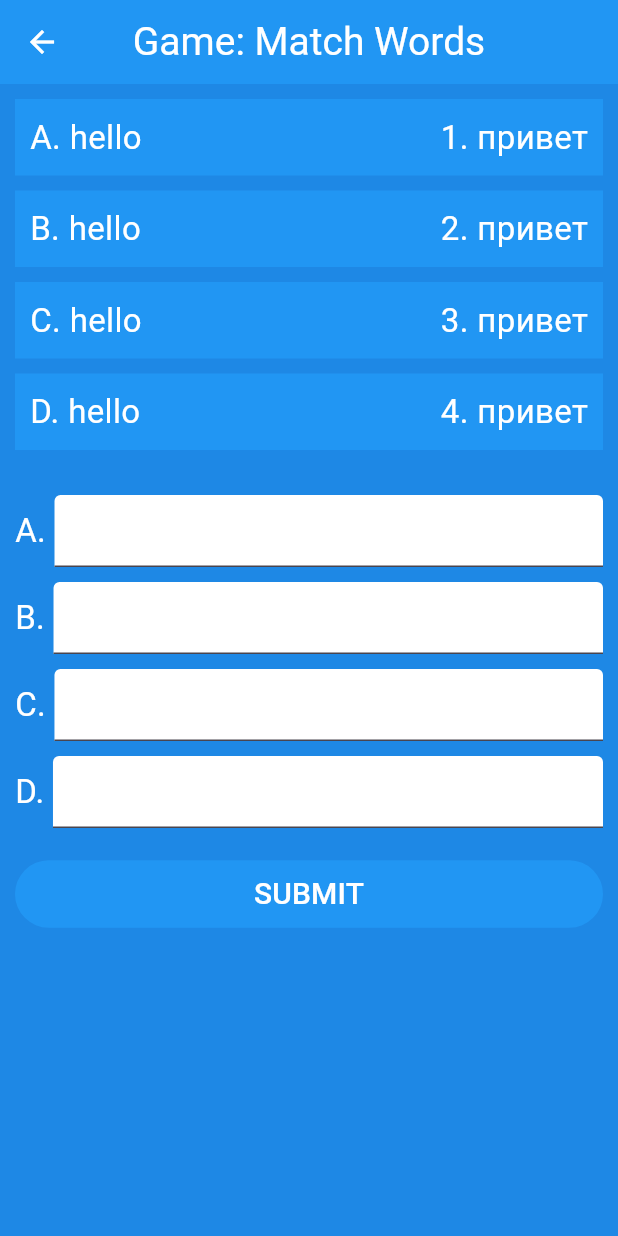
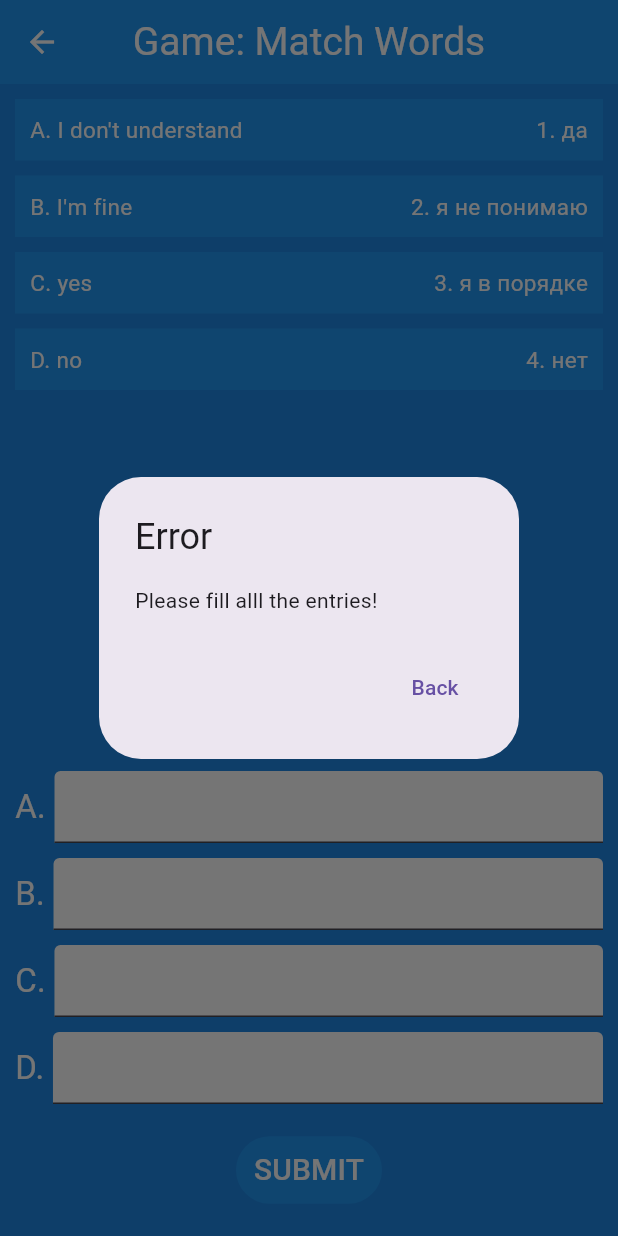
Before and after one commit to faridun-dev/guess_word_app, a Flutter app: the MatchGame screen opened directly, after a tap on "SUBMIT", on a phone screen of 412 x 824 dp. Run offline on Flutter 3.47's test engine with Material 3 defaults, Android fonts, the light colour scheme and no system bars; our stand-ins replace hive_flutter; accounts and stored records are empty.

Commit message:
Implement Game - 'Match Words'

```diff
--- /dev/null
+++ b/lib/components/match_card.dart
@@ -0,0 +1,54 @@
+import 'package:flutter/material.dart';
+
+// ignore: must_be_immutable
+class MatchCard extends StatelessWidget {
+  String word;
+  String translation;
+  int index;
+  String letter;
+  MatchCard({
+    super.key,
+    required this.word,
+    required this.translation,
+    required this.index,
+    required this.letter,
+  });
+
+  @override
+  Widget build(BuildContext context) {
+    return Padding(
+      padding: const EdgeInsets.only(
+        top: 10,
+        left: 10,
+        right: 10,
+      ),
+      child: Container(
+        padding: const EdgeInsets.all(
+          10,
+        ),
+        decoration: const BoxDecoration(
+          color: Colors.blue,
+        ),
+        child: Row(
+          mainAxisAlignment: MainAxisAlignment.spaceBetween,
+          children: [
+            Text(
+              "$letter. $word",
+              style: const TextStyle(
+                color: Colors.white,
+                fontSize: 15,
+              ),
+            ),
+            Text(
+              "$index. $translation",
+              style: const TextStyle(
+                color: Colors.white,
+                fontSize: 15,
+              ),
+            ),
+          ],
+        ),
+      ),
+    );
+  }
+}
--- a/lib/pages/match_game.dart
+++ b/lib/pages/match_game.dart
@@ -1,4 +1,7 @@
+import 'dart:math';
 import 'package:flutter/material.dart';
+import 'package:guess_word_app/components/match_card.dart';
+import 'package:hive_flutter/hive_flutter.dart';
 
 class MatchGame extends StatefulWidget {
   const MatchGame({super.key});
@@ -8,8 +11,30 @@ class MatchGame extends StatefulWidget {
 }
 
 class _MatchGameState extends State<MatchGame> {
+  final _box = Hive.box("dataBase");
+  List letters = ["A", "B", "C", "D"];
+  TextEditingController aField = TextEditingController();
+  TextEditingController bField = TextEditingController();
+  TextEditingController cField = TextEditingController();
+  TextEditingController dField = TextEditingController();
+
   @override
   Widget build(BuildContext context) {
+    final data = _box.get("lesson_1");
+    List words = data.keys.toList();
+    List translations = [];
+    Random random = Random();
+    List copyList = List.from(words);
+    copyList.shuffle(random);
+
+    List randomList = copyList.take(4).toList();
+    for (var element in randomList) {
+      translations.add(data[element][0]);
+    }
+    List randomTranslations = List.from(translations);
+    randomTranslations.shuffle(random);
+
+
     return Scaffold(
       backgroundColor: Colors.blue[600],
       appBar: AppBar(
@@ -23,146 +48,20 @@ class _MatchGameState extends State<MatchGame> {
         foregroundColor: Colors.white,
         backgroundColor: Colors.blue,
       ),
-      body: ListView(
+      body: Column(
         children: [
-          Padding(
-            padding: const EdgeInsets.only(
-              top: 10,
-              left: 10,
-              right: 10,
+          Expanded(
+            child: ListView.builder(
+              itemCount: randomList.length,
+              itemBuilder: (context, index) {
+                return MatchCard(
+                  word: randomList[index],
+                  translation: randomTranslations[index],
+                  index: index + 1,
+                  letter: letters[index],
+                );
+              },
             ),
-            child: Container(
-              padding: const EdgeInsets.all(
-                10,
-              ),
-              decoration: const BoxDecoration(
-                color: Colors.blue,
-              ),
-              child: const Row(
-                mainAxisAlignment: MainAxisAlignment.spaceBetween,
-                children: [
-                  Text(
-                    "A. hello",
-                    style: TextStyle(
-                      color: Colors.white,
-                      fontSize: 22,
-                    ),
-                  ),
-                  Text(
-                    "1. привет",
-                    style: TextStyle(
-                      color: Colors.white,
-                      fontSize: 22,
-                    ),
-                  ),
-                ],
-              ),
-            ),
-          ),
-          Padding(
-            padding: const EdgeInsets.only(
-              top: 10,
-              left: 10,
-              right: 10,
-            ),
-            child: Container(
-              padding: const EdgeInsets.all(
-                10,
-              ),
-              decoration: const BoxDecoration(
-                color: Colors.blue,
-              ),
-              child: const Row(
-                mainAxisAlignment: MainAxisAlignment.spaceBetween,
-                children: [
-                  Text(
-                    "B. hello",
-                    style: TextStyle(
-                      color: Colors.white,
-                      fontSize: 22,
-                    ),
-                  ),
-                  Text(
-                    "2. привет",
-                    style: TextStyle(
-                      color: Colors.white,
-                      fontSize: 22,
-                    ),
-                  ),
-                ],
-              ),
-            ),
-          ),
-          Padding(
-            padding: const EdgeInsets.only(
-              top: 10,
-              left: 10,
-              right: 10,
-            ),
-            child: Container(
-              padding: const EdgeInsets.all(
-                10,
-              ),
-              decoration: const BoxDecoration(
-                color: Colors.blue,
-              ),
-              child: const Row(
-                mainAxisAlignment: MainAxisAlignment.spaceBetween,
-                children: [
-                  Text(
-                    "C. hello",
-                    style: TextStyle(
-                      color: Colors.white,
-                      fontSize: 22,
-                    ),
-                  ),
-                  Text(
-                    "3. привет",
-                    style: TextStyle(
-                      color: Colors.white,
-                      fontSize: 22,
-                    ),
-                  ),
-                ],
-              ),
-            ),
-          ),
-          Padding(
-            padding: const EdgeInsets.only(
-              top: 10,
-              left: 10,
-              right: 10,
-            ),
-            child: Container(
-              padding: const EdgeInsets.all(
-                10,
-              ),
-              decoration: const BoxDecoration(
-                color: Colors.blue,
-              ),
-              child: const Row(
-                mainAxisAlignment: MainAxisAlignment.spaceBetween,
-                children: [
-                  Text(
-                    "D. hello",
-                    style: TextStyle(
-                      color: Colors.white,
-                      fontSize: 22,
-                    ),
-                  ),
-                  Text(
-                    "4. привет",
-                    style: TextStyle(
-                      color: Colors.white,
-                      fontSize: 22,
-                    ),
-                  ),
-                ],
-              ),
-            ),
-          ),
-          const SizedBox(
-            height: 20,
           ),
           Padding(
             padding: const EdgeInsets.only(
@@ -181,6 +80,7 @@ class _MatchGameState extends State<MatchGame> {
                 ),
                 Expanded(
                   child: TextFormField(
+                    controller: aField,
                     keyboardType: TextInputType.number,
                     decoration: const InputDecoration(
                       filled: true,
@@ -208,6 +108,7 @@ class _MatchGameState extends State<MatchGame> {
                 ),
                 Expanded(
                   child: TextFormField(
+                    controller: bField,
                     keyboardType: TextInputType.number,
                     decoration: const InputDecoration(
                       filled: true,
@@ -235,6 +136,7 @@ class _MatchGameState extends State<MatchGame> {
                 ),
                 Expanded(
                   child: TextFormField(
+                    controller: cField,
                     keyboardType: TextInputType.number,
                     decoration: const InputDecoration(
                       filled: true,
@@ -262,6 +164,7 @@ class _MatchGameState extends State<MatchGame> {
                 ),
                 Expanded(
                   child: TextFormField(
+                    controller: dField,
                     keyboardType: TextInputType.number,
                     decoration: const InputDecoration(
                       filled: true,
@@ -282,7 +185,107 @@ class _MatchGameState extends State<MatchGame> {
               style: TextButton.styleFrom(
                 backgroundColor: Colors.blue,
               ),
-              onPressed: () {},
+              onPressed: () {
+                int correct = 0;
+                int incorrect = 0;
+                String a = aField.text;
+                String b = bField.text;
+                String c = cField.text;
+                String d = dField.text;
+
+                if (a == "" || b == "" || c == "" || d == "") {
+                  showDialog(
+                    context: context,
+                    builder: (context) {
+                      return AlertDialog(
+                        title: const Text("Error"),
+                        content: const Text("Please fill alll the entries!"),
+                        actions: [
+                          TextButton(
+                            onPressed: () {
+                              Navigator.of(context).pop();
+                            },
+                            child: const Text("Back"),
+                          ),
+                        ],
+                      );
+                    },
+                  );
+                } else {
+                  if (data[randomList[0]][0] ==
+                      randomTranslations[int.parse(a) - 1]) {
+                    data[randomList[0]][1] += 1;
+                    correct++;
+                  } else {
+                    incorrect++;
+                  }
+
+                  if (data[randomList[1]][0] ==
+                      randomTranslations[int.parse(b) - 1]) {
+                    data[randomList[1]][1] += 1;
+                    correct++;
+                  } else {
+                    incorrect++;
+                  }
+
+                  if (data[randomList[2]][0] ==
+                      randomTranslations[int.parse(c) - 1]) {
+                    data[randomList[2]][1] += 1;
+                    correct++;
+                  } else {
+                    incorrect++;
+                  }
+
+                  if (data[randomList[3]][0] ==
+                      randomTranslations[int.parse(d) - 1]) {
+                    data[randomList[3]][1] += 1;
+                    correct++;
+                  } else {
+                    incorrect++;
+                  }
+                  _box.put("lesson_1", data);
+                  showDialog(
+                    context: context,
+                    builder: (context) {
+                      return AlertDialog(
+                        title: const Text("Result"),
+                        content: Column(
+                          mainAxisSize: MainAxisSize.min,
+                          children: [
+                            Text(
+                              "Correct: $correct",
+                            ),
+                            Text(
+                              "Incorrect: $incorrect",
+                            ),
+                          ],
+                        ),
+                        actions: [
+                          TextButton(
+                            onPressed: () {
+                              Navigator.of(context).pop();
+                              Navigator.of(context).pop();
+                            },
+                            child: const Text("Quit"),
+                          ),
+                          TextButton(
+                            onPressed: () {
+                              Navigator.of(context).pop();
+                              Navigator.of(context).pop();
+                              Navigator.of(context).push(
+                                MaterialPageRoute(
+                                  builder: (context) => const MatchGame(),
+                                ),
+                              );
+                            },
+                            child: const Text("Try Again"),
+                          ),
+                        ],
+                      );
+                    },
+                  );
+                }
+              },
               child: const Text(
                 "SUBMIT",
                 style: TextStyle(
@@ -292,6 +295,9 @@ class _MatchGameState extends State<MatchGame> {
               ),
             ),
           ),
+          const SizedBox(
+            height: 20,
+          ),
         ],
       ),
     );
```
